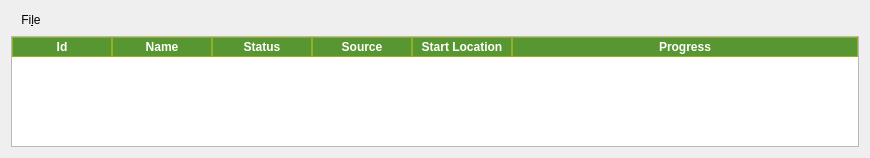
Before: the Qt Designer form code/ui/ui_FmvManager.ui in All4Gis/QGISFMV, drawn with Qt 5.
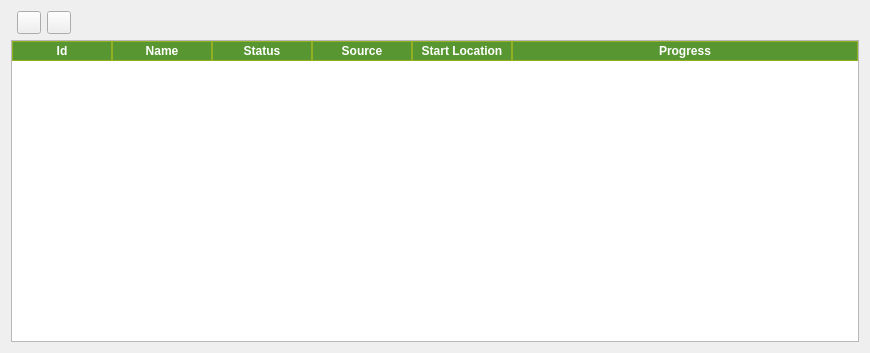
After: the same form once the commit is applied. Icons and pictures are not drawn.

The edit to the form file:
```diff
--- a/code/ui/ui_FmvManager.ui
+++ b/code/ui/ui_FmvManager.ui
@@ -7,33 +7,48 @@
     <x>0</x>
     <y>0</y>
     <width>870</width>
-    <height>158</height>
+    <height>353</height>
    </rect>
   </property>
   <property name="windowTitle">
    <string>Video Manager</string>
   </property>
   <layout class="QGridLayout" name="gridLayout">
-   <item row="0" column="0">
-    <widget class="QMenuBar" name="menubarwidget">
-     <property name="styleSheet">
-      <string notr="true">QMenuBar {
-    background-color: transparent;
-}</string>
+   <item row="0" column="1">
+    <widget class="QToolButton" name="mOpenMPEGButton">
+     <property name="text">
+      <string/>
      </property>
-     <widget class="QMenu" name="menuFile">
-      <property name="title">
-       <string>Fi&amp;le</string>
-      </property>
-      <addaction name="actionOpen_Stream"/>
-      <addaction name="actionOpen_MPEG2_File"/>
-      <addaction name="actionCreate_MISB_File"/>
-     </widget>
-     <addaction name="menuFile"/>
     </widget>
    </item>
-   <item row="1" column="0">
+   <item row="0" column="2">
+    <widget class="QToolButton" name="mActionCreateMISBButton">
+     <property name="text">
+      <string/>
+     </property>
+    </widget>
+   </item>
+   <item row="0" column="3">
+    <spacer name="horizontalSpacer">
+     <property name="orientation">
+      <enum>Qt::Horizontal</enum>
+     </property>
+     <property name="sizeHint" stdset="0">
+      <size>
+       <width>773</width>
+       <height>20</height>
+      </size>
+     </property>
+    </spacer>
+   </item>
+   <item row="1" column="0" colspan="4">
     <widget class="QTableWidget" name="VManager">
+     <property name="minimumSize">
+      <size>
+       <width>0</width>
+       <height>300</height>
+      </size>
+     </property>
      <property name="font">
       <font>
        <family>Arial</family>
```
